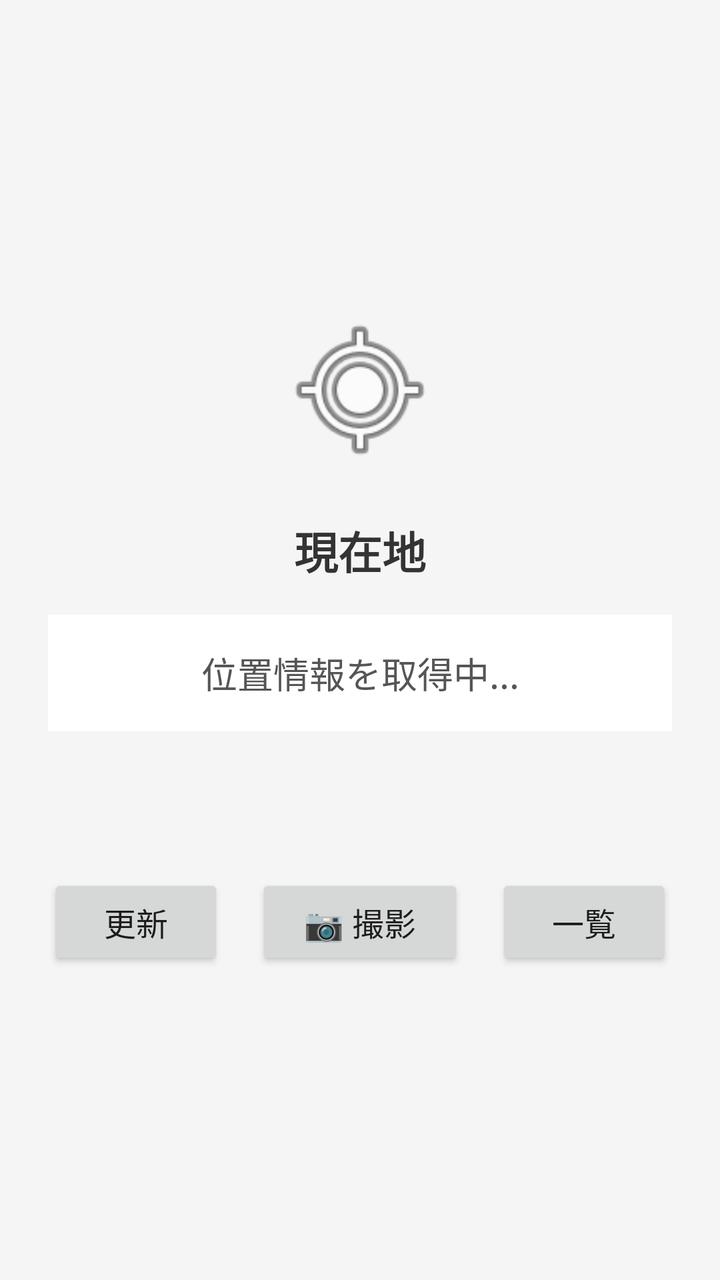
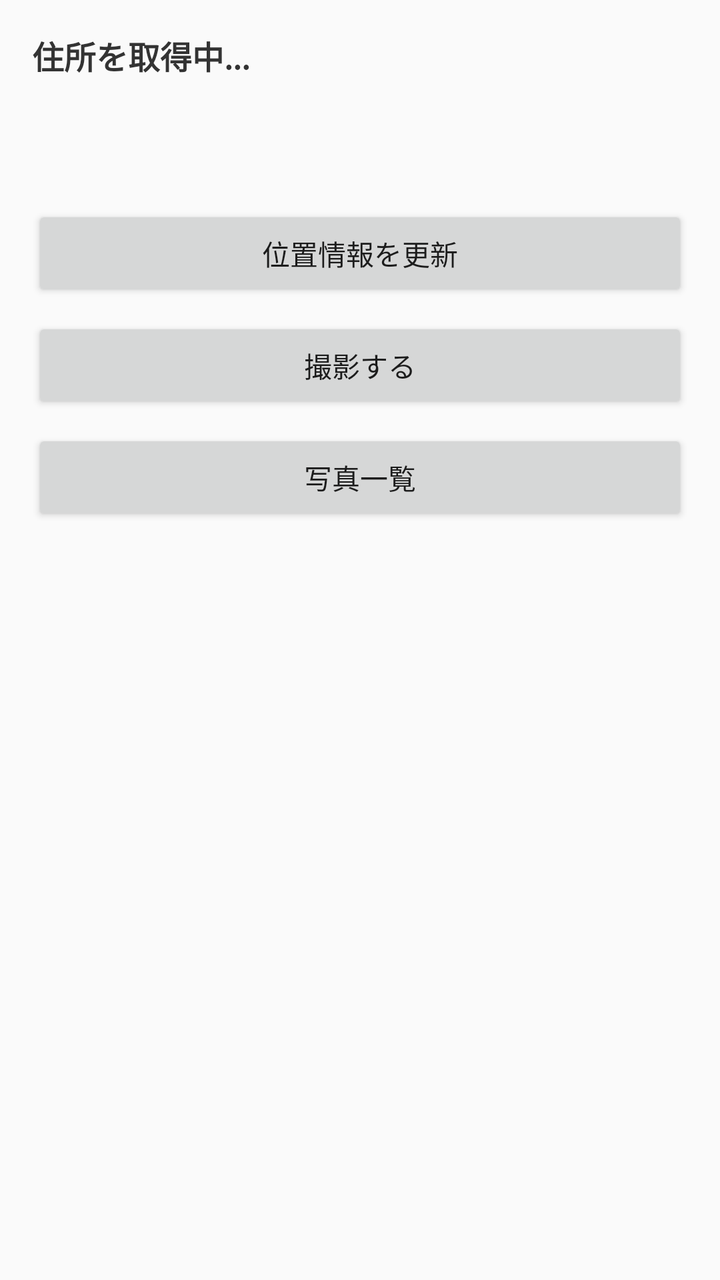

An Android layout rendered at two revisions. The XML below is the earlier revision; the diff shows what the commit changed to produce the second picture.
<!-- AndroidManifest.xml: application theme Theme.LocationApp -->
<!-- res/layout/activity_main.xml -->
<?xml version="1.0" encoding="utf-8"?>
<LinearLayout xmlns:android="http://schemas.android.com/apk/res/android"
    android:layout_width="match_parent"
    android:layout_height="match_parent"
    android:orientation="vertical"
    android:gravity="center"
    android:padding="24dp"
    android:background="#F5F5F5">

    <ImageView
        android:layout_width="80dp"
        android:layout_height="80dp"
        android:src="@android:drawable/ic_menu_mylocation"
        android:layout_marginBottom="24dp" />

    <TextView
        android:id="@+id/tvTitle"
        android:layout_width="wrap_content"
        android:layout_height="wrap_content"
        android:text="現在地"
        android:textSize="22sp"
        android:textStyle="bold"
        android:textColor="#333333"
        android:layout_marginBottom="16dp" />

    <TextView
        android:id="@+id/tvAddress"
        android:layout_width="match_parent"
        android:layout_height="wrap_content"
        android:text="位置情報を取得中..."
        android:textSize="18sp"
        android:textColor="#555555"
        android:gravity="center"
        android:padding="16dp"
        android:background="#FFFFFF"
        android:layout_marginBottom="8dp" />

    <TextView
        android:id="@+id/tvLatLng"
        android:layout_width="match_parent"
        android:layout_height="wrap_content"
        android:text=""
        android:textSize="13sp"
        android:textColor="#888888"
        android:gravity="center"
        android:layout_marginBottom="4dp" />

    <TextView
        android:id="@+id/tvAltitude"
        android:layout_width="match_parent"
        android:layout_height="wrap_content"
        android:text=""
        android:textSize="13sp"
        android:textColor="#888888"
        android:gravity="center"
        android:layout_marginBottom="24dp" />

    <LinearLayout
        android:layout_width="match_parent"
        android:layout_height="wrap_content"
        android:orientation="horizontal"
        android:gravity="center">

        <Button
            android:id="@+id/btnRefresh"
            android:layout_width="wrap_content"
            android:layout_height="wrap_content"
            android:text="更新"
            android:textSize="16sp"
            android:layout_marginEnd="16dp"
            android:paddingHorizontal="24dp" />

        <Button
            android:id="@+id/btnCamera"
            android:layout_width="wrap_content"
            android:layout_height="wrap_content"
            android:text="📷 撮影"
            android:textSize="16sp"
            android:layout_marginEnd="16dp"
            android:paddingHorizontal="24dp" />

        <Button
            android:id="@+id/btnPhotoList"
            android:layout_width="wrap_content"
            android:layout_height="wrap_content"
            android:text="一覧"
            android:textSize="16sp"
            android:paddingHorizontal="24dp" />

    </LinearLayout>

</LinearLayout>
<!-- resources referenced by this layout -->
<resources>
  <style name="Theme.LocationApp" parent="Theme.AppCompat.Light.DarkActionBar">
          <item name="colorPrimary">#2196F3</item>
          <item name="colorPrimaryDark">#1976D2</item>
          <item name="colorAccent">#03A9F4</item>
      </style>
</resources>

<!-- the commit's change to res/layout/activity_main.xml (unified diff, before → after) -->
@@ -3,90 +3,52 @@
     android:layout_width="match_parent"
     android:layout_height="match_parent"
     android:orientation="vertical"
-    android:gravity="center"
-    android:padding="24dp"
-    android:background="#F5F5F5">
-
-    <ImageView
-        android:layout_width="80dp"
-        android:layout_height="80dp"
-        android:src="@android:drawable/ic_menu_mylocation"
-        android:layout_marginBottom="24dp" />
-
-    <TextView
-        android:id="@+id/tvTitle"
-        android:layout_width="wrap_content"
-        android:layout_height="wrap_content"
-        android:text="現在地"
-        android:textSize="22sp"
-        android:textStyle="bold"
-        android:textColor="#333333"
-        android:layout_marginBottom="16dp" />
+    android:padding="16dp">
 
     <TextView
         android:id="@+id/tvAddress"
         android:layout_width="match_parent"
         android:layout_height="wrap_content"
-        android:text="位置情報を取得中..."
-        android:textSize="18sp"
-        android:textColor="#555555"
-        android:gravity="center"
-        android:padding="16dp"
-        android:background="#FFFFFF"
+        android:textSize="16sp"
+        android:textColor="#333333"
+        android:textStyle="bold"
+        android:text="住所を取得中..."
         android:layout_marginBottom="8dp" />
 
     <TextView
         android:id="@+id/tvLatLng"
         android:layout_width="match_parent"
         android:layout_height="wrap_content"
-        android:text=""
         android:textSize="13sp"
-        android:textColor="#888888"
-        android:gravity="center"
+        android:textColor="#666666"
         android:layout_marginBottom="4dp" />
 
     <TextView
         android:id="@+id/tvAltitude"
         android:layout_width="match_parent"
         android:layout_height="wrap_content"
-        android:text=""
         android:textSize="13sp"
-        android:textColor="#888888"
-        android:gravity="center"
-        android:layout_marginBottom="24dp" />
+        android:textColor="#666666"
+        android:layout_marginBottom="16dp" />
 
-    <LinearLayout
+    <Button
+        android:id="@+id/btnRefresh"
         android:layout_width="match_parent"
         android:layout_height="wrap_content"
-        android:orientation="horizontal"
-        android:gravity="center">
+        android:text="位置情報を更新"
+        android:layout_marginBottom="8dp" />
 
-        <Button
-            android:id="@+id/btnRefresh"
-            android:layout_width="wrap_content"
-            android:layout_height="wrap_content"
-            android:text="更新"
-            android:textSize="16sp"
-            android:layout_marginEnd="16dp"
-            android:paddingHorizontal="24dp" />
+    <Button
+        android:id="@+id/btnCamera"
+        android:layout_width="match_parent"
+        android:layout_height="wrap_content"
+        android:text="撮影する"
+        android:layout_marginBottom="8dp" />
 
-        <Button
-            android:id="@+id/btnCamera"
-            android:layout_width="wrap_content"
-            android:layout_height="wrap_content"
-            android:text="📷 撮影"
-            android:textSize="16sp"
-            android:layout_marginEnd="16dp"
-            android:paddingHorizontal="24dp" />
-
-        <Button
-            android:id="@+id/btnPhotoList"
-            android:layout_width="wrap_content"
-            android:layout_height="wrap_content"
-            android:text="一覧"
-            android:textSize="16sp"
-            android:paddingHorizontal="24dp" />
-
-    </LinearLayout>
+    <Button
+        android:id="@+id/btnPhotoList"
+        android:layout_width="match_parent"
+        android:layout_height="wrap_content"
+        android:text="写真一覧" />
 
 </LinearLayout>
